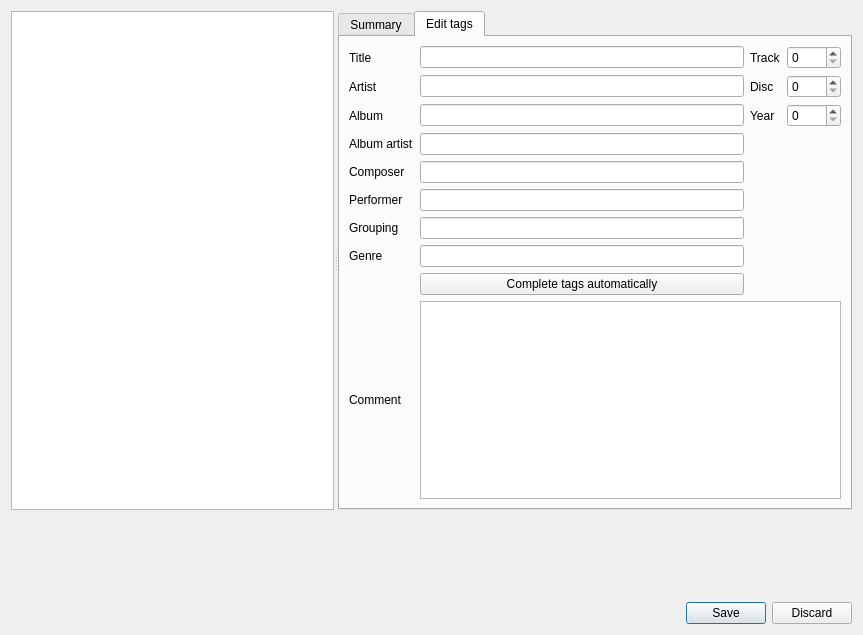
Old version of the form src/ui/edittagdialog.ui in the repository clementine-player/Clementine.
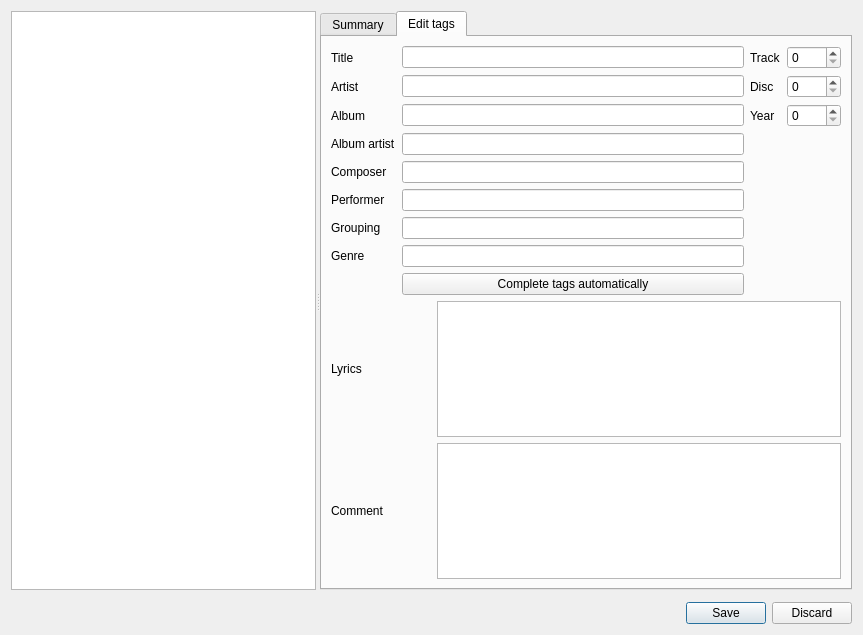
New version of the form. The open tabs and pages were chosen to show the change. Icons and pictures are not drawn. Custom widgets are drawn as their Qt base class.

Commit message: - Fixed decoding of non-ASCII lyric texts - Lyrics can now be viewed/edited in the metadata-editor

Diff of the .ui file:
```diff
--- a/src/ui/edittagdialog.ui
+++ b/src/ui/edittagdialog.ui
@@ -605,9 +605,25 @@
        </layout>
       </widget>
       <widget class="QWidget" name="tags_tab">
+       <property name="sizePolicy">
+        <sizepolicy hsizetype="Expanding" vsizetype="Expanding">
+         <horstretch>0</horstretch>
+         <verstretch>0</verstretch>
+        </sizepolicy>
+       </property>
+       <property name="minimumSize">
+        <size>
+         <width>528</width>
+         <height>514</height>
+        </size>
+       </property>
        <attribute name="title">
         <string>Edit tags</string>
        </attribute>
+       <layout class="QGridLayout" name="gridLayout_2">
+        <item row="0" column="0">
+         <layout class="QVBoxLayout" name="verticalLayout_4">
+          <item>
        <layout class="QGridLayout" name="gridLayout">
         <item row="0" column="0">
          <widget class="QLabel" name="title_label">
@@ -847,7 +863,7 @@
           </property>
          </widget>
         </item>
-        <item row="9" column="1">
+            <item row="8" column="1">
          <widget class="QPushButton" name="fetch_tag">
           <property name="text">
            <string>Complete tags automatically</string>
@@ -864,8 +880,54 @@
           </property>
          </widget>
         </item>
-        <item row="11" column="0">
+           </layout>
+          </item>
+          <item>
+           <layout class="QHBoxLayout" name="horizontalLayout_3">
+            <item>
+             <widget class="QLabel" name="lyrics_label">
+              <property name="sizePolicy">
+               <sizepolicy hsizetype="Preferred" vsizetype="Preferred">
+                <horstretch>0</horstretch>
+                <verstretch>0</verstretch>
+               </sizepolicy>
+              </property>
+              <property name="minimumSize">
+               <size>
+                <width>100</width>
+                <height>0</height>
+               </size>
+              </property>
+              <property name="text">
+               <string>Lyrics</string>
+              </property>
+              <property name="buddy">
+               <cstring>lyrics</cstring>
+              </property>
+             </widget>
+            </item>
+            <item>
+             <widget class="TextEdit" name="lyrics">
+              <property name="has_reset_button" stdset="0">
+               <bool>true</bool>
+              </property>
+              <property name="has_clear_button" stdset="0">
+               <bool>false</bool>
+              </property>
+             </widget>
+            </item>
+           </layout>
+          </item>
+          <item>
+           <layout class="QHBoxLayout" name="horizontalLayout_4">
+            <item>
          <widget class="QLabel" name="comment_label">
+              <property name="minimumSize">
+               <size>
+                <width>100</width>
+                <height>0</height>
+               </size>
+              </property>
           <property name="text">
            <string>Comment</string>
           </property>
@@ -874,7 +936,7 @@
           </property>
          </widget>
         </item>
-        <item row="11" column="1" colspan="3">
+            <item>
          <widget class="TextEdit" name="comment">
           <property name="has_reset_button" stdset="0">
            <bool>true</bool>
@@ -885,6 +947,10 @@
          </widget>
         </item>
        </layout>
+          </item>
+         </layout>
+        </item>
+       </layout>
       </widget>
      </widget>
     </widget>
```
Left out of the diff: 4 changed lines with no effect on the pictures. Lines whose indentation alone changed are shown as unchanged. The commit also changes 4 other files.
